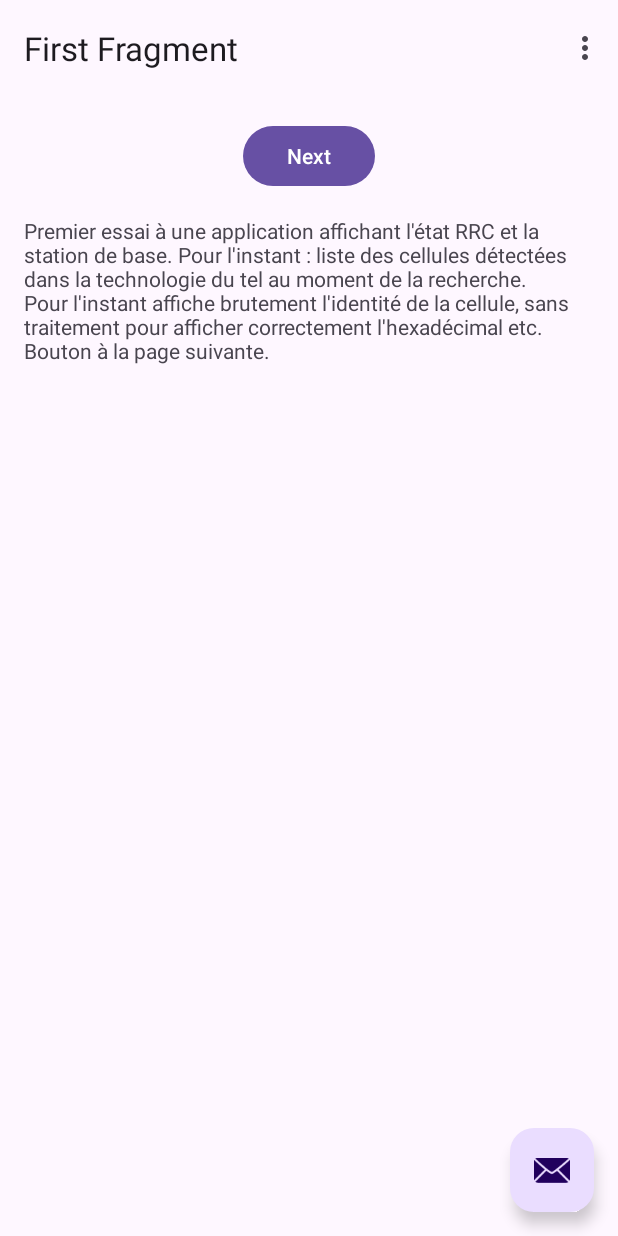
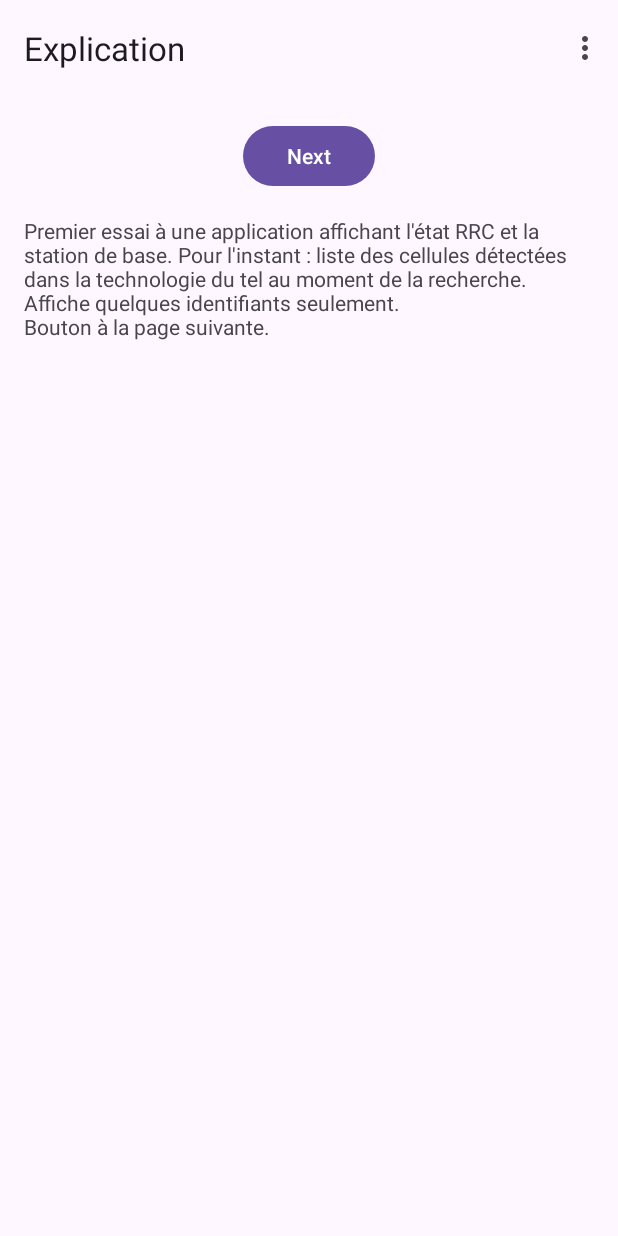
Before and after one commit to diegomonteagudo/tc-sir, an Android app: the screen it shows after launch (MainActivity), on a phone screen of 412 x 824 dp. Run offline under Robolectric (Android 15) with nearby library versions, the phone set to English and light mode, and no system bars; our stand-ins replace navigation-ui.

Commit message:
Format plus lisible

```diff
--- a/app/src/main/res/layout/activity_main.xml
+++ b/app/src/main/res/layout/activity_main.xml
@@ -28,6 +28,8 @@
         android:layout_gravity="bottom|end"
         android:layout_marginEnd="@dimen/fab_margin"
         android:layout_marginBottom="16dp"
-        app:srcCompat="@android:drawable/ic_dialog_email" />
+        android:visibility="invisible"
+        app:srcCompat="@android:drawable/ic_dialog_email"
+        tools:visibility="visible" />
 
 </androidx.coordinatorlayout.widget.CoordinatorLayout>
--- a/app/src/main/res/values/strings.xml
+++ b/app/src/main/res/values/strings.xml
@@ -2,17 +2,15 @@
     <string name="app_name">sir_scanner</string>
     <string name="action_settings">Settings</string>
     <!-- Strings used for fragments for navigation -->
-    <string name="first_fragment_label">First Fragment</string>
-    <string name="second_fragment_label">Second Fragment</string>
+    <string name="first_fragment_label">Explication</string>
+    <string name="second_fragment_label">Scanner</string>
     <string name="next">Next</string>
     <string name="previous">Previous</string>
 
     <string name="lorem_ipsum">
         Premier essai à une application affichant l\'état RRC et la station de base.
         Pour l\'instant : liste des cellules détectées dans la technologie du tel au moment
-        de la recherche.
-        \nPour l\'instant affiche brutement l\'identité de la cellule, sans traitement
-        pour afficher correctement l\'hexadécimal etc.
+        de la recherche. Affiche quelques identifiants seulement.
         \nBouton à la page suivante.
     </string>
 </resources>
```
Also changed, not shown: app/src/main/java/com/insatc/sir_scanner/network/CellData.java (+53 -17 lines).
